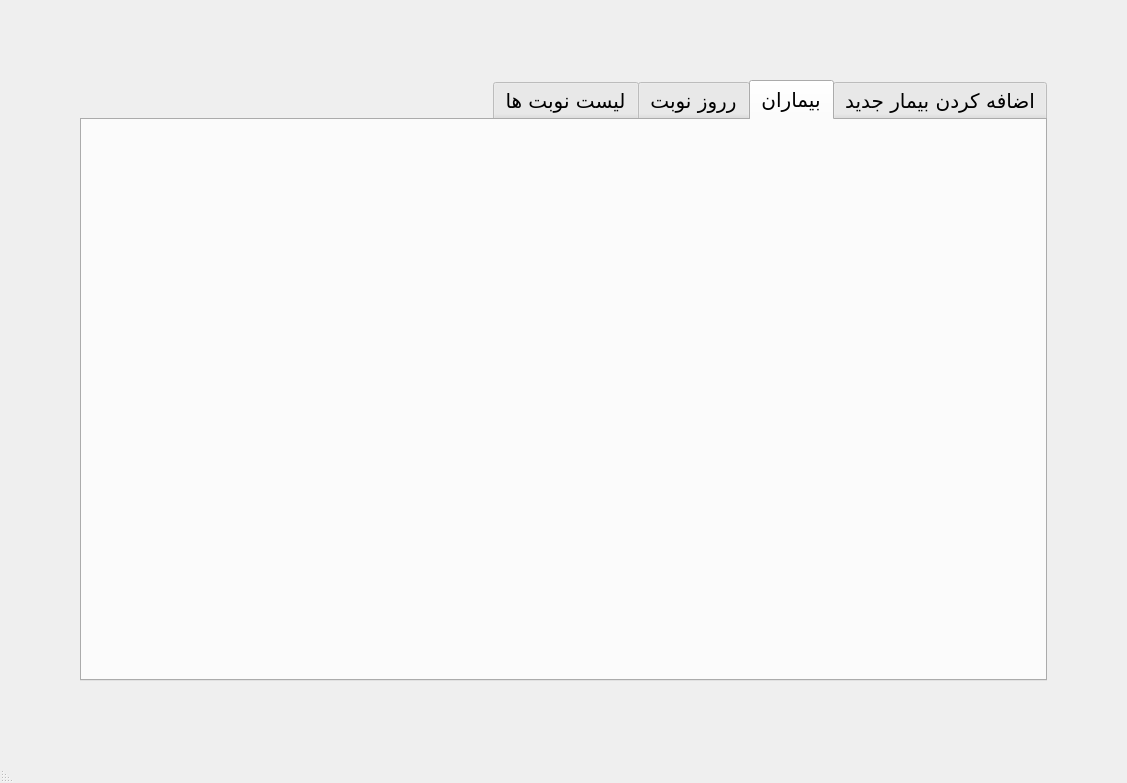
The window that gui/core_radio.ui (ali-ghazi78/AP-final_project) describes before a commit, drawn with Qt 5.
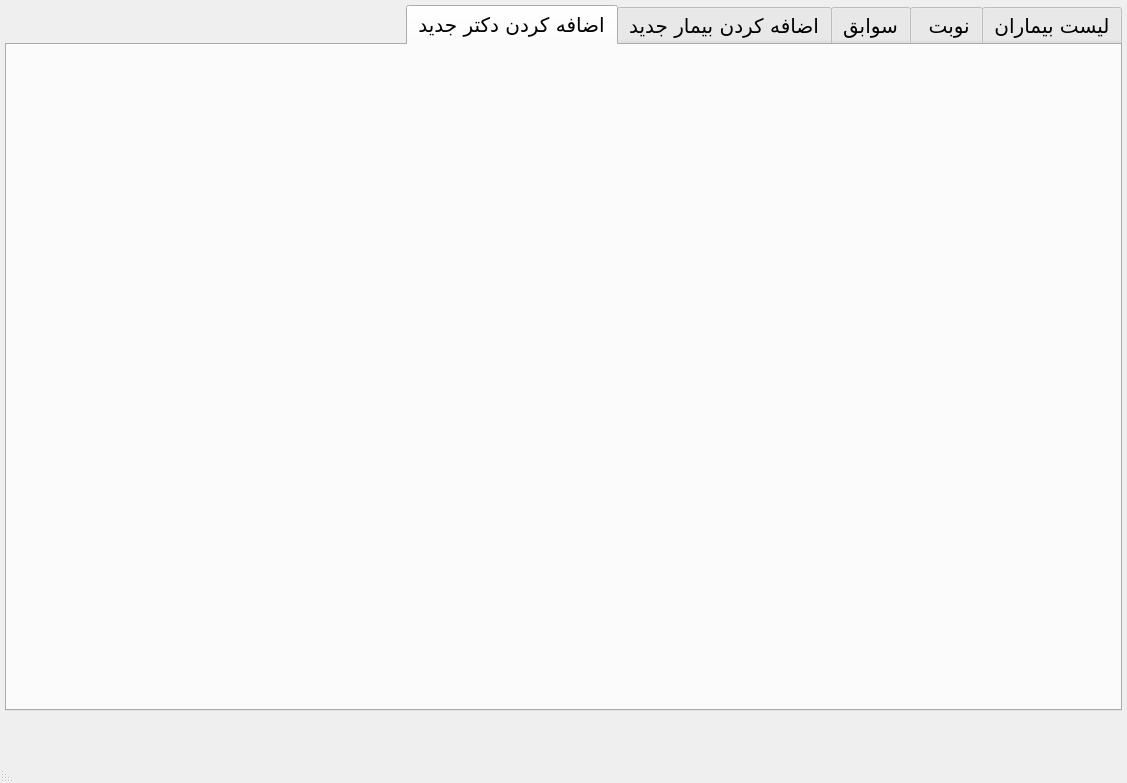
The same window after the commit. The open tabs and pages were chosen to show the change. Icons and pictures are not drawn.

```diff
--- a/gui/core_radio.ui
+++ b/gui/core_radio.ui
@@ -25,16 +25,16 @@
   <widget class="QWidget" name="centralwidget">
    <layout class="QVBoxLayout" name="verticalLayout">
     <property name="leftMargin">
-     <number>80</number>
+     <number>5</number>
     </property>
     <property name="topMargin">
-     <number>80</number>
+     <number>5</number>
     </property>
     <property name="rightMargin">
-     <number>80</number>
+     <number>5</number>
     </property>
     <property name="bottomMargin">
-     <number>80</number>
+     <number>50</number>
     </property>
     <item>
      <widget class="QTabWidget" name="tabWidget">
@@ -70,24 +70,9 @@
         <height>80</height>
        </size>
       </property>
-      <widget class="QWidget" name="tab_1">
-       <property name="layoutDirection">
-        <enum>Qt::LeftToRight</enum>
-       </property>
-       <attribute name="icon">
-        <iconset>
-         <normalon>:/icon/add_patient.png</normalon>
-        </iconset>
-       </attribute>
-       <attribute name="title">
-        <string>اضافه کردن بیمار جدید</string>
-       </attribute>
-       <layout class="QHBoxLayout" name="horizontalLayout">
-        <item>
-         <layout class="QVBoxLayout" name="vertic_1"/>
-        </item>
-       </layout>
-      </widget>
+      <property name="elideMode">
+       <enum>Qt::ElideNone</enum>
+      </property>
       <widget class="QWidget" name="tab_2">
        <property name="layoutDirection">
         <enum>Qt::LeftToRight</enum>
@@ -98,11 +83,11 @@
         </iconset>
        </attribute>
        <attribute name="title">
-        <string>بیماران</string>
+        <string>لیست بیماران</string>
        </attribute>
        <layout class="QHBoxLayout" name="horizontalLayout_2">
         <item>
-         <layout class="QVBoxLayout" name="vertic_2">
+         <layout class="QVBoxLayout" name="vertic_3">
           <property name="sizeConstraint">
            <enum>QLayout::SetDefaultConstraint</enum>
           </property>
@@ -117,7 +102,7 @@
         </iconset>
        </attribute>
        <attribute name="title">
-        <string>رروز نوبت</string>
+        <string> نوبت</string>
        </attribute>
        <layout class="QHBoxLayout" name="horizontalLayout_3">
         <item>
@@ -139,7 +124,7 @@
         </iconset>
        </attribute>
        <attribute name="title">
-        <string>لیست نوبت ها</string>
+        <string>سوابق</string>
        </attribute>
        <layout class="QHBoxLayout" name="horizontalLayout_4">
         <item>
@@ -151,6 +136,39 @@
         </item>
        </layout>
       </widget>
+      <widget class="QWidget" name="tab_1">
+       <property name="layoutDirection">
+        <enum>Qt::LeftToRight</enum>
+       </property>
+       <attribute name="icon">
+        <iconset>
+         <normalon>:/icon/add_patient.png</normalon>
+        </iconset>
+       </attribute>
+       <attribute name="title">
+        <string>اضافه کردن بیمار جدید</string>
+       </attribute>
+       <layout class="QHBoxLayout" name="horizontalLayout">
+        <item>
+         <layout class="QVBoxLayout" name="vertic_1"/>
+        </item>
+       </layout>
+      </widget>
+      <widget class="QWidget" name="tab">
+       <attribute name="icon">
+        <iconset>
+         <normalon>:/icon/add_doctor.png</normalon>
+        </iconset>
+       </attribute>
+       <attribute name="title">
+        <string>اضافه کردن دکتر جدید</string>
+       </attribute>
+       <layout class="QHBoxLayout" name="horizontalLayout_6">
+        <item>
+         <layout class="QVBoxLayout" name="vertic_2"/>
+        </item>
+       </layout>
+      </widget>
      </widget>
     </item>
    </layout>
```
Left out of the diff: 8 changed lines with no effect on the pictures.
